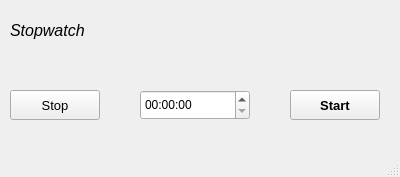
This is WorkClock.ui in Pr0meTheuSS/WorkClock as Qt 5 draws it before an edit. The edited form follows.
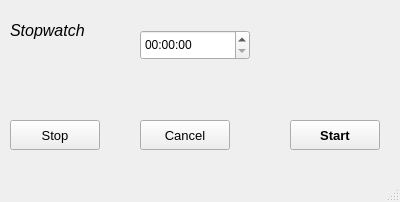
This is the edited form.

Commit message: Add feature - reversed time calculation is working, need add usability input time

```diff
--- a/WorkClock.ui
+++ b/WorkClock.ui
@@ -7,7 +7,7 @@
     <x>0</x>
     <y>0</y>
     <width>400</width>
-    <height>177</height>
+    <height>202</height>
    </rect>
   </property>
   <property name="windowTitle">
@@ -18,7 +18,7 @@
     <property name="geometry">
      <rect>
       <x>290</x>
-      <y>90</y>
+      <y>120</y>
       <width>90</width>
       <height>30</height>
      </rect>
@@ -38,7 +38,7 @@
     <property name="geometry">
      <rect>
       <x>10</x>
-      <y>90</y>
+      <y>120</y>
       <width>90</width>
       <height>30</height>
      </rect>
@@ -67,11 +67,17 @@
     <property name="geometry">
      <rect>
       <x>140</x>
-      <y>90</y>
+      <y>30</y>
       <width>110</width>
       <height>30</height>
      </rect>
     </property>
+    <property name="currentSection">
+     <enum>QDateTimeEdit::HourSection</enum>
+    </property>
+    <property name="displayFormat">
+     <string>HH:mm:ss</string>
+    </property>
    </widget>
    <widget class="QLabel" name="label_2">
     <property name="geometry">
@@ -92,6 +98,48 @@
      <string>Stopwatch</string>
     </property>
    </widget>
+   <widget class="QPushButton" name="Cancel_btn">
+    <property name="geometry">
+     <rect>
+      <x>140</x>
+      <y>120</y>
+      <width>90</width>
+      <height>30</height>
+     </rect>
+    </property>
+    <property name="font">
+     <font>
+      <pointsize>10</pointsize>
+      <weight>50</weight>
+      <bold>false</bold>
+     </font>
+    </property>
+    <property name="acceptDrops">
+     <bool>false</bool>
+    </property>
+    <property name="layoutDirection">
+     <enum>Qt::LeftToRight</enum>
+    </property>
+    <property name="autoFillBackground">
+     <bool>false</bool>
+    </property>
+    <property name="text">
+     <string>Cancel</string>
+    </property>
+   </widget>
+   <widget class="QLabel" name="OutputTime_lbl">
+    <property name="geometry">
+     <rect>
+      <x>140</x>
+      <y>80</y>
+      <width>110</width>
+      <height>30</height>
+     </rect>
+    </property>
+    <property name="text">
+     <string/>
+    </property>
+   </widget>
   </widget>
   <widget class="QMenuBar" name="menubar">
    <property name="geometry">
```
Left out of the diff: 6 changed lines with no effect on the pictures. The commit also changes 1 other file.
